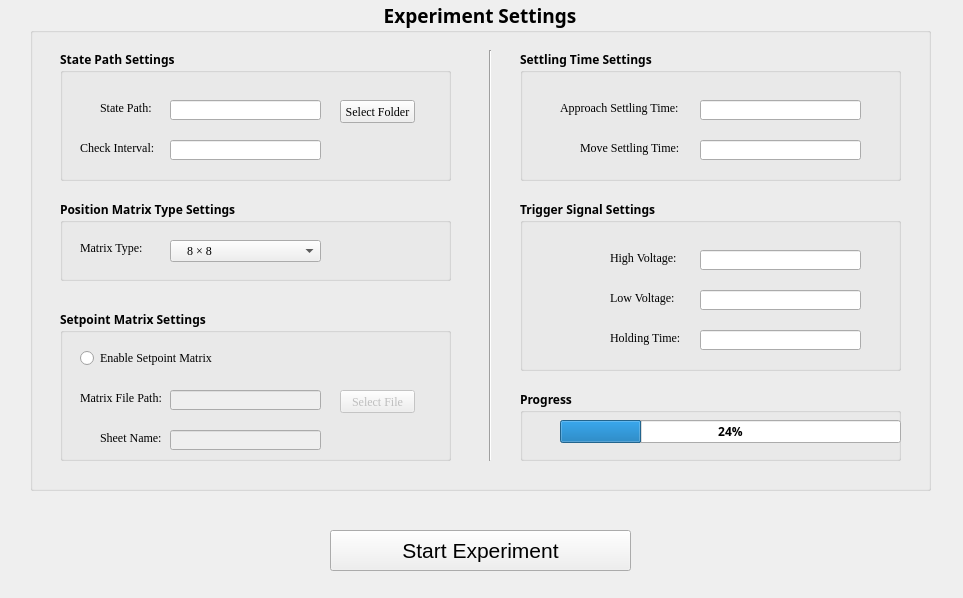
Above: robot.ui from motein/afm_control_nova_script before the change. Below: the same form after it.
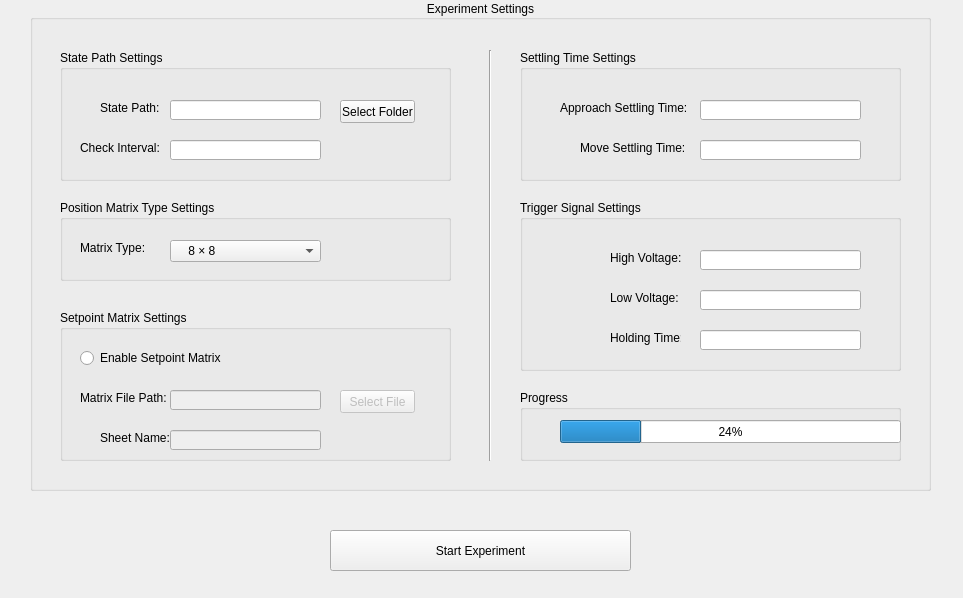
That is the form after the change.

Commit message: Upate style sheet

```diff
--- a/robot.ui
+++ b/robot.ui
@@ -31,14 +31,8 @@
      <height>491</height>
     </rect>
    </property>
-   <property name="font">
-    <font>
-     <family>Corbel</family>
-     <pointsize>14</pointsize>
-     <weight>75</weight>
-     <bold>true</bold>
-     <strikeout>false</strikeout>
-    </font>
+   <property name="styleSheet">
+    <string notr="true">font: 75 14pt &quot;Corbel&quot;;</string>
    </property>
    <property name="title">
     <string>Experiment Settings</string>
@@ -55,14 +49,8 @@
       <height>131</height>
      </rect>
     </property>
-    <property name="font">
-     <font>
-      <family>微软雅黑</family>
-      <pointsize>9</pointsize>
-      <weight>75</weight>
-      <bold>true</bold>
-      <underline>false</underline>
-     </font>
+    <property name="styleSheet">
+     <string notr="true">font: 75 9pt &quot;微软雅黑&quot;;</string>
     </property>
     <property name="title">
      <string>State Path Settings</string>
@@ -82,13 +70,8 @@
        <height>16</height>
       </rect>
      </property>
-     <property name="font">
-      <font>
-       <family>Times New Roman</family>
-       <weight>50</weight>
-       <bold>false</bold>
-       <underline>false</underline>
-      </font>
+     <property name="styleSheet">
+      <string notr="true">font: 8pt &quot;Times New Roman&quot;;</string>
      </property>
      <property name="text">
       <string>State Path:</string>
@@ -120,12 +103,8 @@
        <height>23</height>
       </rect>
      </property>
-     <property name="font">
-      <font>
-       <family>Times New Roman</family>
-       <weight>50</weight>
-       <bold>false</bold>
-      </font>
+     <property name="styleSheet">
+      <string notr="true">font: 8pt &quot;Times New Roman&quot;;</string>
      </property>
      <property name="text">
       <string>Select Folder</string>
@@ -157,13 +136,8 @@
        <height>16</height>
       </rect>
      </property>
-     <property name="font">
-      <font>
-       <family>Times New Roman</family>
-       <weight>50</weight>
-       <bold>false</bold>
-       <underline>false</underline>
-      </font>
+     <property name="styleSheet">
+      <string notr="true">font: 8pt &quot;Times New Roman&quot;;</string>
      </property>
      <property name="text">
       <string>Check Interval:</string>
@@ -179,13 +153,8 @@
       <height>81</height>
      </rect>
     </property>
-    <property name="font">
-     <font>
-      <family>微软雅黑</family>
-      <pointsize>9</pointsize>
-      <weight>75</weight>
-      <bold>true</bold>
-     </font>
+    <property name="styleSheet">
+     <string notr="true">font: 75 9pt &quot;微软雅黑&quot;;</string>
     </property>
     <property name="title">
      <string>Position Matrix Type Settings</string>
@@ -205,12 +174,8 @@
        <height>16</height>
       </rect>
      </property>
-     <property name="font">
-      <font>
-       <family>Times New Roman</family>
-       <weight>50</weight>
-       <bold>false</bold>
-      </font>
+     <property name="styleSheet">
+      <string notr="true">font: 8pt &quot;Times New Roman&quot;;</string>
      </property>
      <property name="text">
       <string>Matrix Type:</string>
@@ -225,12 +190,8 @@
        <height>22</height>
       </rect>
      </property>
-     <property name="font">
-      <font>
-       <family>Times New Roman</family>
-       <weight>50</weight>
-       <bold>false</bold>
-      </font>
+     <property name="styleSheet">
+      <string notr="true">font: 8pt &quot;Times New Roman&quot;;</string>
      </property>
      <item>
       <property name="text">
@@ -278,13 +239,8 @@
       <height>151</height>
      </rect>
     </property>
-    <property name="font">
-     <font>
-      <family>微软雅黑</family>
-      <pointsize>9</pointsize>
-      <weight>75</weight>
-      <bold>true</bold>
-     </font>
+    <property name="styleSheet">
+     <string notr="true">font: 75 9pt &quot;微软雅黑&quot;;</string>
     </property>
     <property name="title">
      <string>Setpoint Matrix Settings</string>
@@ -304,12 +260,8 @@
        <height>16</height>
       </rect>
      </property>
-     <property name="font">
-      <font>
-       <family>Times New Roman</family>
-       <weight>50</weight>
-       <bold>false</bold>
-      </font>
+     <property name="styleSheet">
+      <string notr="true">font: 8pt &quot;Times New Roman&quot;;</string>
      </property>
      <property name="text">
       <string>Matrix File Path:</string>
@@ -347,12 +299,8 @@
        <height>23</height>
       </rect>
      </property>
-     <property name="font">
-      <font>
-       <family>Times New Roman</family>
-       <weight>50</weight>
-       <bold>false</bold>
-      </font>
+     <property name="styleSheet">
+      <string notr="true">font: 8pt &quot;Times New Roman&quot;;</string>
      </property>
      <property name="text">
       <string>Select File</string>
@@ -370,12 +318,8 @@
        <height>16</height>
       </rect>
      </property>
-     <property name="font">
-      <font>
-       <family>Times New Roman</family>
-       <weight>50</weight>
-       <bold>false</bold>
-      </font>
+     <property name="styleSheet">
+      <string notr="true">font: 8pt &quot;Times New Roman&quot;;</string>
      </property>
      <property name="text">
       <string>Enable Setpoint Matrix</string>
@@ -390,12 +334,8 @@
        <height>16</height>
       </rect>
      </property>
-     <property name="font">
-      <font>
-       <family>Times New Roman</family>
-       <weight>50</weight>
-       <bold>false</bold>
-      </font>
+     <property name="styleSheet">
+      <string notr="true">font: 8pt &quot;Times New Roman&quot;;</string>
      </property>
      <property name="text">
       <string>Sheet Name:</string>
@@ -431,13 +371,8 @@
       <height>131</height>
      </rect>
     </property>
-    <property name="font">
-     <font>
-      <family>微软雅黑</family>
-      <pointsize>9</pointsize>
-      <weight>75</weight>
-      <bold>true</bold>
-     </font>
+    <property name="styleSheet">
+     <string notr="true">font: 75 9pt &quot;微软雅黑&quot;;</string>
     </property>
     <property name="title">
      <string>Settling Time Settings</string>
@@ -451,13 +386,8 @@
        <height>16</height>
       </rect>
      </property>
-     <property name="font">
-      <font>
-       <family>Times New Roman</family>
-       <weight>50</weight>
-       <bold>false</bold>
-       <underline>false</underline>
-      </font>
+     <property name="styleSheet">
+      <string notr="true">font: 8pt &quot;Times New Roman&quot;;</string>
      </property>
      <property name="text">
       <string>Approach Settling Time:</string>
@@ -506,13 +436,8 @@
        <height>16</height>
       </rect>
      </property>
-     <property name="font">
-      <font>
-       <family>Times New Roman</family>
-       <weight>50</weight>
-       <bold>false</bold>
-       <underline>false</underline>
-      </font>
+     <property name="styleSheet">
+      <string notr="true">font: 8pt &quot;Times New Roman&quot;;</string>
      </property>
      <property name="text">
       <string>Move Settling Time:</string>
@@ -528,13 +453,8 @@
       <height>171</height>
      </rect>
     </property>
-    <property name="font">
-     <font>
-      <family>微软雅黑</family>
-      <pointsize>9</pointsize>
-      <weight>75</weight>
-      <bold>true</bold>
-     </font>
+    <property name="styleSheet">
+     <string notr="true">font: 75 9pt &quot;微软雅黑&quot;;</string>
     </property>
     <property name="title">
      <string>Trigger Signal Settings</string>
@@ -548,13 +468,8 @@
        <height>16</height>
       </rect>
      </property>
-     <property name="font">
-      <font>
-       <family>Times New Roman</family>
-       <weight>50</weight>
-       <bold>false</bold>
-       <underline>false</underline>
-      </font>
+     <property name="styleSheet">
+      <string notr="true">font: 8pt &quot;Times New Roman&quot;;</string>
      </property>
      <property name="text">
       <string>High Voltage:</string>
@@ -603,13 +518,8 @@
        <height>16</height>
       </rect>
      </property>
-     <property name="font">
-      <font>
-       <family>Times New Roman</family>
-       <weight>50</weight>
-       <bold>false</bold>
-       <underline>false</underline>
-      </font>
+     <property name="styleSheet">
+      <string notr="true">font: 8pt &quot;Times New Roman&quot;;</string>
      </property>
      <property name="text">
       <string>Low Voltage:</string>
@@ -641,13 +551,8 @@
        <height>16</height>
       </rect>
      </property>
-     <property name="font">
-      <font>
-       <family>Times New Roman</family>
-       <weight>50</weight>
-       <bold>false</bold>
-       <underline>false</underline>
-      </font>
+     <property name="styleSheet">
+      <string notr="true">font: 8pt &quot;Times New Roman&quot;;</string>
      </property>
      <property name="text">
       <string>Holding Time:</string>
@@ -663,16 +568,11 @@
       <height>71</height>
      </rect>
     </property>
-    <property name="font">
-     <font>
-      <family>微软雅黑</family>
-      <pointsize>9</pointsize>
-      <weight>75</weight>
-      <bold>true</bold>
-     </font>
-    </property>
     <property name="toolTip">
-     <string>&lt;html&gt;&lt;head/&gt;&lt;body&gt;&lt;p&gt;&lt;span style=&quot; font-weight:400;&quot;&gt;Please be patient&lt;/span&gt;&lt;/p&gt;&lt;/body&gt;&lt;/html&gt;</string>
+     <string>&lt;html&gt;&lt;head/&gt;&lt;body&gt;&lt;p&gt;&lt;br/&gt;&lt;/p&gt;&lt;/body&gt;&lt;/html&gt;</string>
+    </property>
+    <property name="styleSheet">
+     <string notr="true">font: 75 9pt &quot;微软雅黑&quot;;</string>
     </property>
     <property name="title">
      <string>Progress</string>
@@ -724,6 +624,12 @@
        <height>23</height>
       </rect>
      </property>
+     <property name="toolTip">
+      <string>&lt;html&gt;&lt;head/&gt;&lt;body&gt;&lt;p&gt;Please be patient&lt;/p&gt;&lt;/body&gt;&lt;/html&gt;</string>
+     </property>
+     <property name="styleSheet">
+      <string notr="true">font: 8pt &quot;Times New Roman&quot;;</string>
+     </property>
      <property name="value">
       <number>24</number>
      </property>
@@ -752,15 +658,6 @@
      <height>41</height>
     </rect>
    </property>
-   <property name="font">
-    <font>
-     <family>MS Shell Dlg 2</family>
-     <pointsize>16</pointsize>
-     <weight>9</weight>
-     <italic>false</italic>
-     <bold>false</bold>
-    </font>
-   </property>
    <property name="cursor">
     <cursorShape>ArrowCursor</cursorShape>
    </property>
```
Left out of the diff: 87 changed lines with no effect on the pictures.
